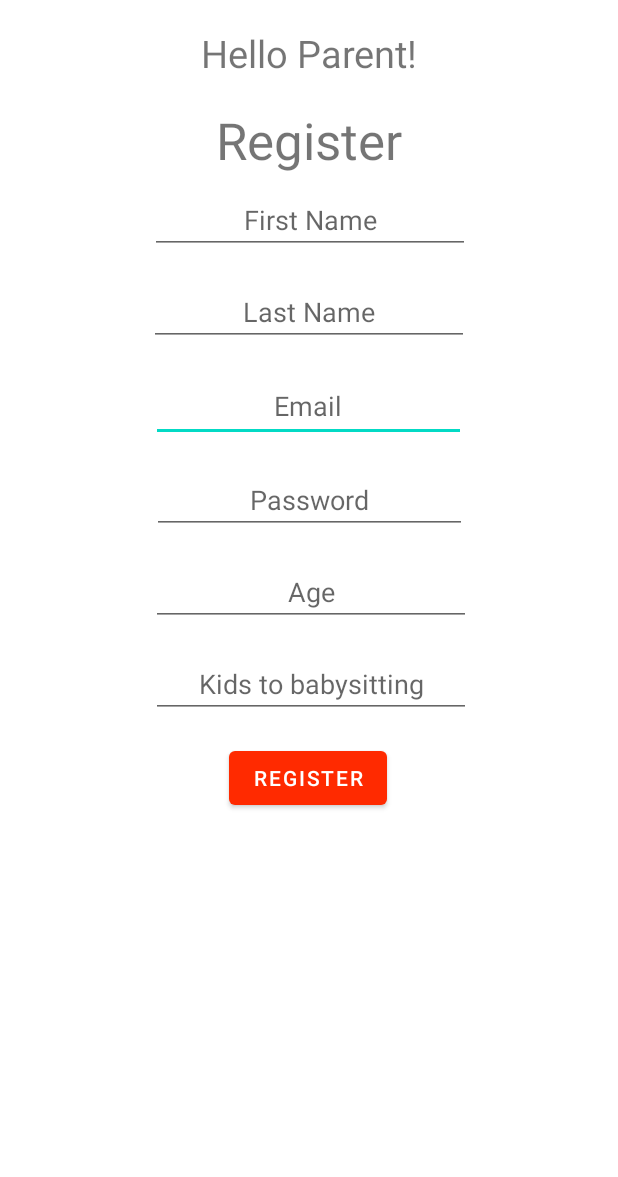
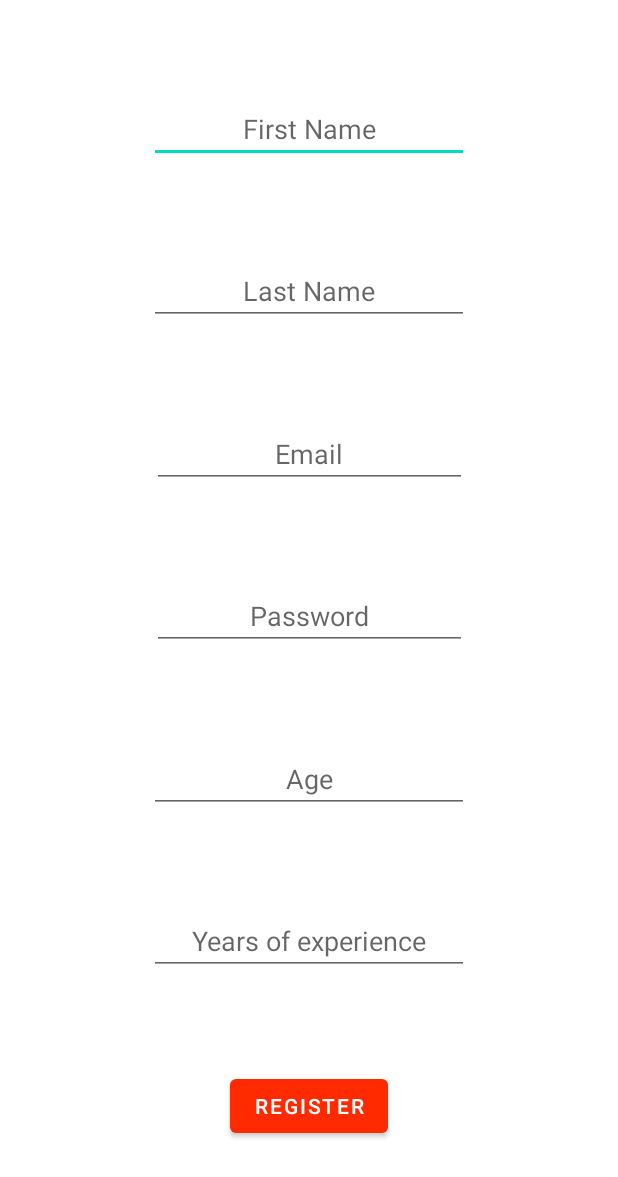
Before and after one commit to Dvirperkin/BabySitBook, an Android app: the layout babysitter_form.xml on its own in the app's theme, with its tools: preview values and no code run, on a phone screen of 412 x 824 dp. Shown: the top 1177 px of the screen. Run offline under Robolectric (Android 15) with nearby library versions, the phone set to English and light mode, and no system bars.

Commit message:
SPA registration form.
Created:
babysitter_form.xml - A layout for babysitter registration form.
parent_form.xml - A layout for parent registration form.

Modified:
Registration managed as single page application, code improvement.

```diff
--- a/app/build.gradle
+++ b/app/build.gradle
@@ -22,7 +22,9 @@ android {
             minifyEnabled false
             proguardFiles getDefaultProguardFile('proguard-android-optimize.txt'), 'proguard-rules.pro'
         }
+
     }
+
     compileOptions {
 
         sourceCompatibility JavaVersion.VERSION_1_8
--- a/app/src/main/java/com/example/babysitbook/HomeActivity.kt
+++ b/app/src/main/java/com/example/babysitbook/HomeActivity.kt
@@ -4,7 +4,6 @@ import android.content.Intent
 import androidx.appcompat.app.AppCompatActivity
 import android.os.Bundle
 import android.view.View
-import android.widget.Toast
 import com.google.firebase.auth.FirebaseAuth
 import com.google.firebase.auth.ktx.auth
 import com.google.firebase.database.ktx.database
@@ -20,6 +19,7 @@ class HomeActivity : AppCompatActivity() {
         super.onCreate(savedInstanceState)
         setContentView(R.layout.activity_home)
         auth = Firebase.auth
+
     }
 
     fun logout(view: View){
--- a/app/src/main/java/com/example/babysitbook/LoginActivity.kt
+++ b/app/src/main/java/com/example/babysitbook/LoginActivity.kt
@@ -39,9 +39,8 @@ class LoginActivity : AppCompatActivity() {
     }
 
     fun login(view: View){
-
         if(email.text.isEmpty()){
-            email.error = "error"
+            email.error = "Please enter a valid email."
             return;
         }
 
@@ -50,7 +49,7 @@ class LoginActivity : AppCompatActivity() {
                 Toast.makeText(this, "User logged in successfully", Toast.LENGTH_SHORT).show()
                 startActivity(Intent(this, HomeActivity::class.java))
             } else {
-                Toast.makeText(this, "User logged in failed " + task.exception, Toast.LENGTH_LONG).show()
+                Toast.makeText(this, "User logged in failed", Toast.LENGTH_LONG).show()
             }
         }
     }
--- a/app/src/main/res/layout/activity_parent_register.xml
+++ b/app/src/main/res/layout/babysitter_form.xml
@@ -1,63 +1,8 @@
 <?xml version="1.0" encoding="utf-8"?>
 <androidx.constraintlayout.widget.ConstraintLayout xmlns:android="http://schemas.android.com/apk/res/android"
     xmlns:app="http://schemas.android.com/apk/res-auto"
-    xmlns:tools="http://schemas.android.com/tools"
     android:layout_width="match_parent"
-    android:layout_height="match_parent"
-    tools:context=".ParentRegisterActivity">
-
-    <TextView
-        android:id="@+id/HelloMsg"
-        android:layout_width="wrap_content"
-        android:layout_height="wrap_content"
-        android:layout_marginTop="18dp"
-        android:text="Hello Parent!"
-        android:textSize="25sp"
-        app:layout_constraintEnd_toEndOf="parent"
-        app:layout_constraintStart_toStartOf="parent"
-        app:layout_constraintTop_toTopOf="parent" />
-
-    <TextView
-        android:id="@+id/textView2"
-        android:layout_width="127dp"
-        android:layout_height="53dp"
-        android:layout_marginTop="18dp"
-        android:text="Register"
-        android:textAlignment="center"
-        android:textSize="34sp"
-        app:layout_constraintEnd_toEndOf="parent"
-        app:layout_constraintHorizontal_bias="0.5"
-        app:layout_constraintStart_toStartOf="parent"
-        app:layout_constraintTop_toBottomOf="@+id/HelloMsg" />
-
-    <EditText
-        android:id="@+id/Email"
-        android:layout_width="210dp"
-        android:layout_height="wrap_content"
-        android:layout_marginTop="16dp"
-        android:ems="10"
-        android:hint="@string/EMAIL"
-        android:inputType="textEmailAddress"
-        android:minHeight="48dp"
-        android:textAlignment="center"
-        app:layout_constraintEnd_toEndOf="parent"
-        app:layout_constraintHorizontal_bias="0.497"
-        app:layout_constraintStart_toStartOf="parent"
-        app:layout_constraintTop_toBottomOf="@+id/LastName" />
-
-    <EditText
-        android:id="@+id/Password"
-        android:layout_width="210dp"
-        android:layout_height="wrap_content"
-        android:layout_marginTop="16dp"
-        android:ems="10"
-        android:hint="@string/PASSWORD"
-        android:inputType="textPassword"
-        android:textAlignment="center"
-        app:layout_constraintEnd_toEndOf="parent"
-        app:layout_constraintHorizontal_bias="0.5"
-        app:layout_constraintStart_toStartOf="parent"
-        app:layout_constraintTop_toBottomOf="@+id/Email" />
+    android:layout_height="match_parent">
 
     <EditText
         android:id="@+id/FirstName"
@@ -67,64 +12,92 @@
         android:hint="@string/FIRST_NAME"
         android:inputType="textPersonName"
         android:textAlignment="center"
+        app:layout_constraintBottom_toTopOf="@+id/LastName"
         app:layout_constraintEnd_toEndOf="parent"
-        app:layout_constraintHorizontal_bias="0.505"
+        app:layout_constraintHorizontal_bias="0.5"
         app:layout_constraintStart_toStartOf="parent"
-        app:layout_constraintTop_toBottomOf="@+id/textView2" />
+        app:layout_constraintTop_toTopOf="parent" />
 
     <EditText
         android:id="@+id/LastName"
         android:layout_width="wrap_content"
         android:layout_height="wrap_content"
-        android:layout_marginTop="16dp"
         android:ems="10"
         android:hint="@string/LAST_NAME"
         android:inputType="textPersonName"
         android:textAlignment="center"
+        app:layout_constraintBottom_toTopOf="@+id/Email"
         app:layout_constraintEnd_toEndOf="parent"
+        app:layout_constraintHorizontal_bias="0.5"
         app:layout_constraintStart_toStartOf="parent"
         app:layout_constraintTop_toBottomOf="@+id/FirstName" />
+
+    <EditText
+        android:id="@+id/Email"
+        android:layout_width="210dp"
+        android:layout_height="wrap_content"
+        android:ems="10"
+        android:hint="@string/EMAIL"
+        android:inputType="textEmailAddress"
+        android:textAlignment="center"
+        app:layout_constraintBottom_toTopOf="@+id/Password"
+        app:layout_constraintEnd_toEndOf="parent"
+        app:layout_constraintHorizontal_bias="0.5"
+        app:layout_constraintStart_toStartOf="parent"
+        app:layout_constraintTop_toBottomOf="@+id/LastName" />
+
+    <EditText
+        android:id="@+id/Password"
+        android:layout_width="210dp"
+        android:layout_height="wrap_content"
+        android:ems="10"
+        android:hint="@string/PASSWORD"
+        android:inputType="textPassword"
+        android:textAlignment="center"
+        app:layout_constraintBottom_toTopOf="@+id/Age"
+        app:layout_constraintEnd_toEndOf="parent"
+        app:layout_constraintHorizontal_bias="0.5"
+        app:layout_constraintStart_toStartOf="parent"
+        app:layout_constraintTop_toBottomOf="@+id/Email" />
+
 
     <EditText
         android:id="@+id/Age"
         android:layout_width="wrap_content"
         android:layout_height="wrap_content"
-        android:layout_marginTop="16dp"
         android:ems="10"
-        android:hint="@string/Age"
+        android:hint="@string/AGE"
         android:inputType="textPersonName"
         android:textAlignment="center"
+        app:layout_constraintBottom_toTopOf="@+id/Experience"
         app:layout_constraintEnd_toEndOf="parent"
-        app:layout_constraintHorizontal_bias="0.507"
+        app:layout_constraintHorizontal_bias="0.5"
         app:layout_constraintStart_toStartOf="parent"
         app:layout_constraintTop_toBottomOf="@+id/Password" />
 
     <EditText
-        android:id="@+id/Kids"
+        android:id="@+id/Experience"
         android:layout_width="wrap_content"
         android:layout_height="wrap_content"
-        android:layout_marginTop="16dp"
         android:ems="10"
-        android:hint="@string/Kids"
+        android:hint="@string/YEARS_OF_EXPERIENCE"
         android:inputType="textPersonName"
         android:textAlignment="center"
+        app:layout_constraintBottom_toTopOf="@+id/registerButton"
         app:layout_constraintEnd_toEndOf="parent"
-        app:layout_constraintHorizontal_bias="0.507"
+        app:layout_constraintHorizontal_bias="0.5"
         app:layout_constraintStart_toStartOf="parent"
         app:layout_constraintTop_toBottomOf="@+id/Age" />
 
     <Button
-        android:id="@+id/button3"
+        android:id="@+id/registerButton"
         android:layout_width="wrap_content"
         android:layout_height="wrap_content"
-        android:layout_marginTop="16dp"
-        android:onClick="register"
         android:text="@string/REGISTER"
+        app:layout_constraintBottom_toBottomOf="parent"
         app:layout_constraintEnd_toEndOf="parent"
-        app:layout_constraintHorizontal_bias="0.498"
+        app:layout_constraintHorizontal_bias="0.5"
         app:layout_constraintStart_toStartOf="parent"
-        app:layout_constraintTop_toBottomOf="@+id/Kids" />
-
-
+        app:layout_constraintTop_toBottomOf="@+id/Experience" />
 
 </androidx.constraintlayout.widget.ConstraintLayout>
--- a/app/src/main/res/values/strings.xml
+++ b/app/src/main/res/values/strings.xml
@@ -1,6 +1,6 @@
 <resources>
     <string name="app_name">BabySitBook</string>
-    <string name="BABYSITER">Babysiter</string>
+    <string name="BABYSITTER">Babysitter</string>
     <string name="PARENT">Parent</string>
     <string name="EMAIL">Email</string>
     <string name="PASSWORD">Password</string>
@@ -8,7 +8,8 @@
     <string name="LAST_NAME">Last Name</string>
     <string name="REGISTER">Register</string>
     <string name="LOGIN">Login</string>
-    <string name="Years_Of_Experience">Years of experience</string>
-    <string name="Age">Age</string>
-    <string name="Kids">Kids to babysitting</string>
+    <string name="LOGOUT">Logout</string>
+    <string name="YEARS_OF_EXPERIENCE">Years of experience</string>
+    <string name="AGE">Age</string>
+    <string name="KIDS">Kids to babysitting</string>
 </resources>
```
Also changed, not shown: app/src/main/AndroidManifest.xml (+3 -12 lines), app/src/main/java/com/example/babysitbook/RegisterActivity.kt (+71 -23 lines), app/src/main/res/layout/activity_baby_sitter_register.xml (deleted, +0 -128 lines), app/src/main/res/layout/activity_home.xml (+10 -20 lines), app/src/main/res/layout/activity_register.xml (added, +74 -0 lines), app/src/main/res/layout/parent_form.xml (added, +110 -0 lines).
